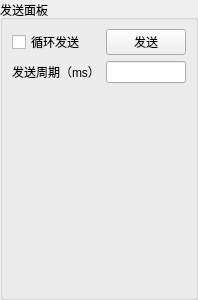
Before: the Qt Designer form src/ui/common/senddatapanel.ui in x-tools-author/x-tools, drawn with Qt 5.
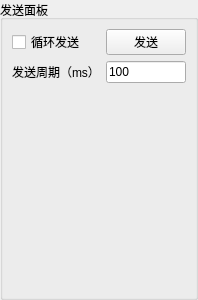
After: the same form once the commit is applied.

Diff of the .ui file:
```diff
--- a/src/ui/common/senddatapanel.ui
+++ b/src/ui/common/senddatapanel.ui
@@ -65,7 +65,7 @@
       <item row="2" column="1">
        <widget class="QLineEdit" name="lineEdit_cycleTime">
         <property name="text">
-         <string/>
+         <string>100</string>
         </property>
        </widget>
       </item>
```
Left out of the diff: 9 changed lines with no effect on the pictures.
